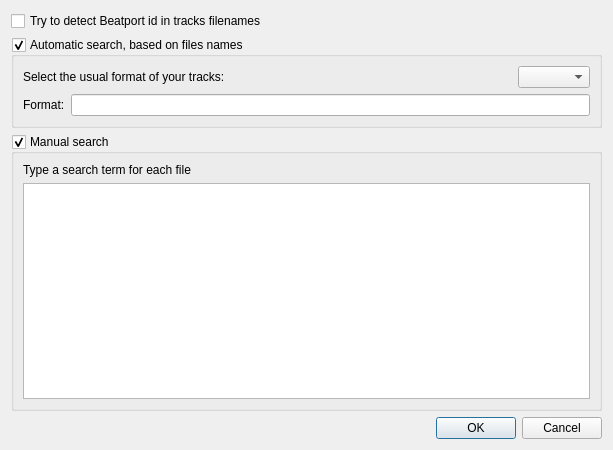
Old version of the form src/tasks/search/searchconfigurator.ui in the repository alorence/tym.
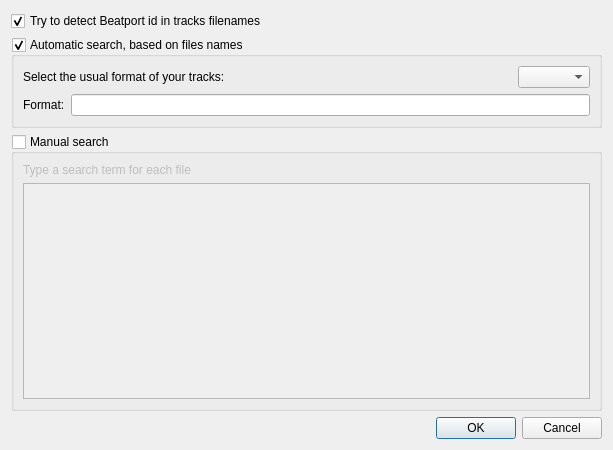
New version of the form.

Commit message: (search) Add some features to configurator

```diff
--- a/src/tasks/search/searchconfigurator.ui
+++ b/src/tasks/search/searchconfigurator.ui
@@ -19,6 +19,9 @@
      <property name="text">
       <string>Try to detect Beatport id in tracks filenames</string>
      </property>
+     <property name="checked">
+      <bool>true</bool>
+     </property>
     </widget>
    </item>
    <item row="1" column="0">
@@ -82,6 +85,9 @@
      <property name="checkable">
       <bool>true</bool>
      </property>
+     <property name="checked">
+      <bool>false</bool>
+     </property>
      <layout class="QGridLayout" name="gridLayout_2">
       <item row="0" column="0">
        <widget class="QLabel" name="label">
```
Left out of the diff: 4 changed lines with no effect on the pictures. The commit also changes 2 other files.
